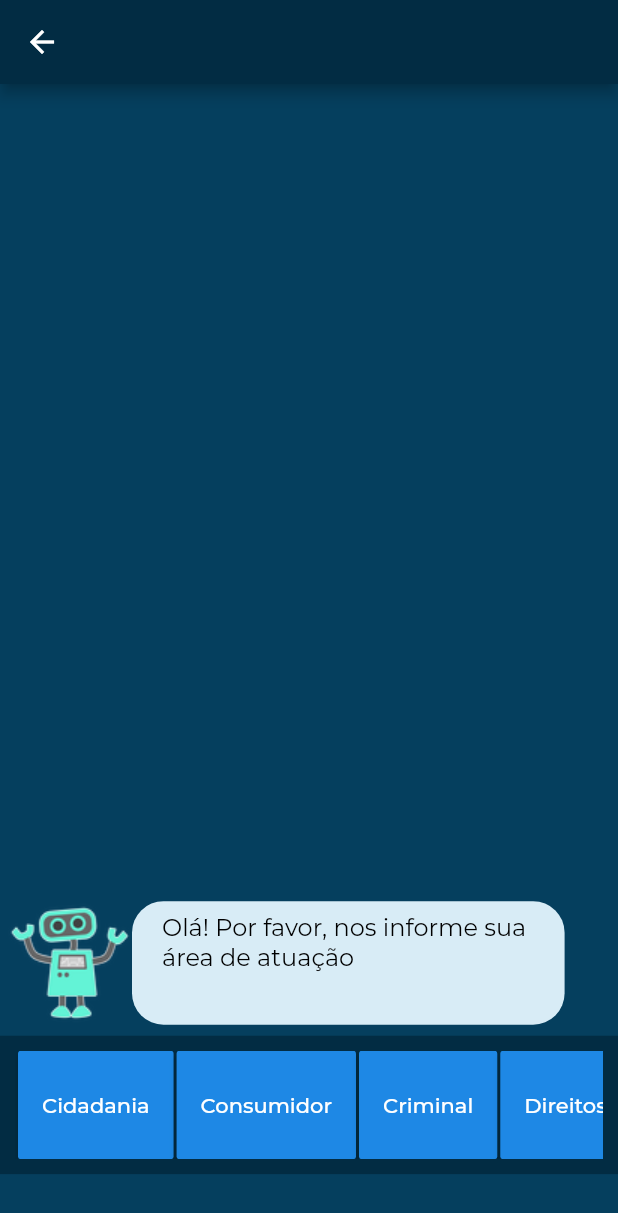
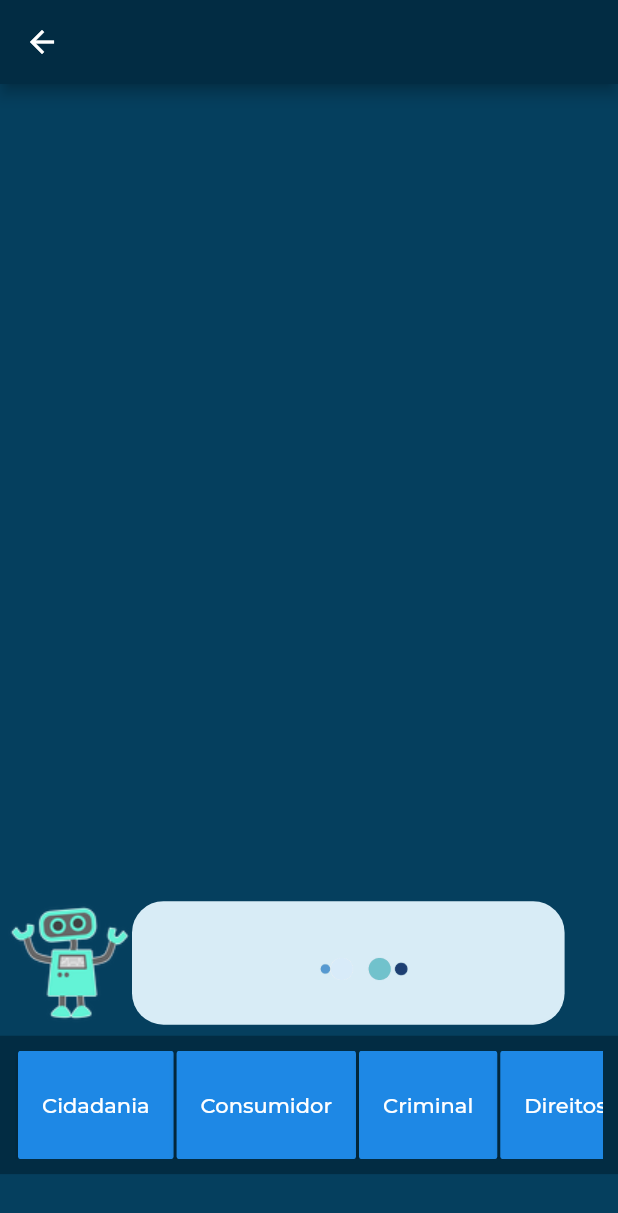
Before and after one commit to victornassif/mpsp_virtual_assistant, a Flutter app: the FalarPj screen opened directly, on a phone screen of 412 x 824 dp. Shown: the top 1213 px of the screen. Run offline on Flutter 3.47's test engine with Material 2 defaults, Android fonts, the phone set to English and light mode, and no system bars; our stand-ins replace dio, flutter_mobx, geocoding, geolocator, mobx, toast; generated files the repository leaves out were written again; project files that could hold a hidden picture were left out.

Commit message:
Colocação de sinalização de digitação

```diff
--- a/lib/components/message-box.dart
+++ b/lib/components/message-box.dart
@@ -8,30 +8,29 @@ class MessageBox extends StatefulWidget {
 
   final String msg;
   final String owner;
+  final bool writing;
 
-  const MessageBox({Key key, this.msg, this.owner}) : super(key: key);
+  const MessageBox({Key key, this.msg, this.owner, this.writing})
+      : super(key: key);
 }
 
 class _MessageBoxState extends State<MessageBox> {
-  bool writing = true;
+  bool writing = false;
 
   @override
   initState() {
     super.initState();
-
-    Timer(Duration(seconds: 2), () {
     setState(() {
-        writing = false;
-      });
+      writing = widget.writing;
     });
   }
 
-  Image avatar({String owner}) {
-    return owner == 'user'
+  Widget avatar({String owner}) {
+    return owner == 'bot'
         ? Image(
             image: AssetImage('assets/small/robot.png'),
           )
-        : null;
+        : SizedBox(height: 20);
   }
 
   Container message({BuildContext context, String msg, String owner}) {
@@ -64,12 +63,15 @@ class _MessageBoxState extends State<MessageBox> {
     );
   }
 
-  Container messageLoading({String owner}) {
+  Container messageLoading({BuildContext context, String owner}) {
     return Container(
       alignment: owner == 'user' ? Alignment.bottomRight : Alignment.bottomLeft,
       margin: EdgeInsets.all(5),
       width: MediaQuery.of(context).size.width,
-      child: Container(
+      child: Row(
+        children: [
+          avatar(owner: owner),
+          Container(
               height: MediaQuery.of(context).size.height * 0.1,
               width: MediaQuery.of(context).size.width * 0.70,
               decoration: BoxDecoration(
@@ -82,14 +84,26 @@ class _MessageBoxState extends State<MessageBox> {
                     "assets/original/loading-message.gif",
                     height: 125.0,
                     width: 125.0,
-              ))),
+                  )))
+        ],
+      ),
     );
   }
 
   @override
   Widget build(BuildContext context) {
+
+
+    if (this.writing == true) {
+      Timer(Duration(seconds: 5), () {
+        setState(() {
+          writing = false;
+        });
+      });
+    }
+
     return writing
-        ? messageLoading(owner: widget.owner)
+        ? messageLoading(context: context, owner: widget.owner)
         : message(context: context, msg: widget.msg, owner: widget.owner);
   }
 }
--- a/lib/store/falar_pj_store.dart
+++ b/lib/store/falar_pj_store.dart
@@ -36,7 +36,7 @@ abstract class _FalarPjStore with Store {
     setIntent(FalarPjIntent.TIPO_CONTATO);
     addMessage(
         msg: 'Ok. Por favor, informe o tipo de contato que você deseja fazer',
-        owner: 'owner');
+        owner: 'bot');
   }
 
   loadIntentInfoDesejada() {
--- a/lib/views/falarpj.view.dart
+++ b/lib/views/falarpj.view.dart
@@ -2,6 +2,7 @@ import 'dart:async';
 
 import 'package:flutter/material.dart';
 import 'package:flutter_mobx/flutter_mobx.dart';
+import 'package:mpsp_virtual_assistant/components/message-box.dart';
 import 'package:mpsp_virtual_assistant/intents/falar_pj_intents.dart';
 import 'package:mpsp_virtual_assistant/store/falar_pj_store.dart';
 
@@ -31,13 +32,11 @@ class _FalarPjState extends State<FalarPj> {
                     controller: listScrollController,
                     reverse: true,
                     itemBuilder: (_, index) =>
-                        this.store.reversedMessages[index].owner == 'user'
-                            ? messageUser(
-                                context: context,
-                                msg: store.reversedMessages[index].msg)
-                            : messageBot(
-                                context: context,
-                                msg: store.reversedMessages[index].msg),
+                      MessageBox(
+                        msg: store.reversedMessages[index].msg,
+                        owner: store.reversedMessages[index].owner,
+                        writing: true,
+                      ),
                   ),
                 ),
               ),
@@ -84,7 +83,10 @@ class _FalarPjState extends State<FalarPj> {
           onPressed: () {
             store.setAreaAtuacao(store.areasAtuacao[index]);
             store.addMessage(msg: store.areaAtuacao.nome, owner: 'user');
-            store.loadIntentTipoContato();
+            Timer(Duration(seconds: 5), () {
+              store.loadIntentTipoContato();
+            });
+
           }),
     );
   }
```
Also changed, not shown: assets/original/loading-message.gif, lib/store/falar_pj_store.g.dart. Lines whose indentation alone changed are shown as unchanged.
